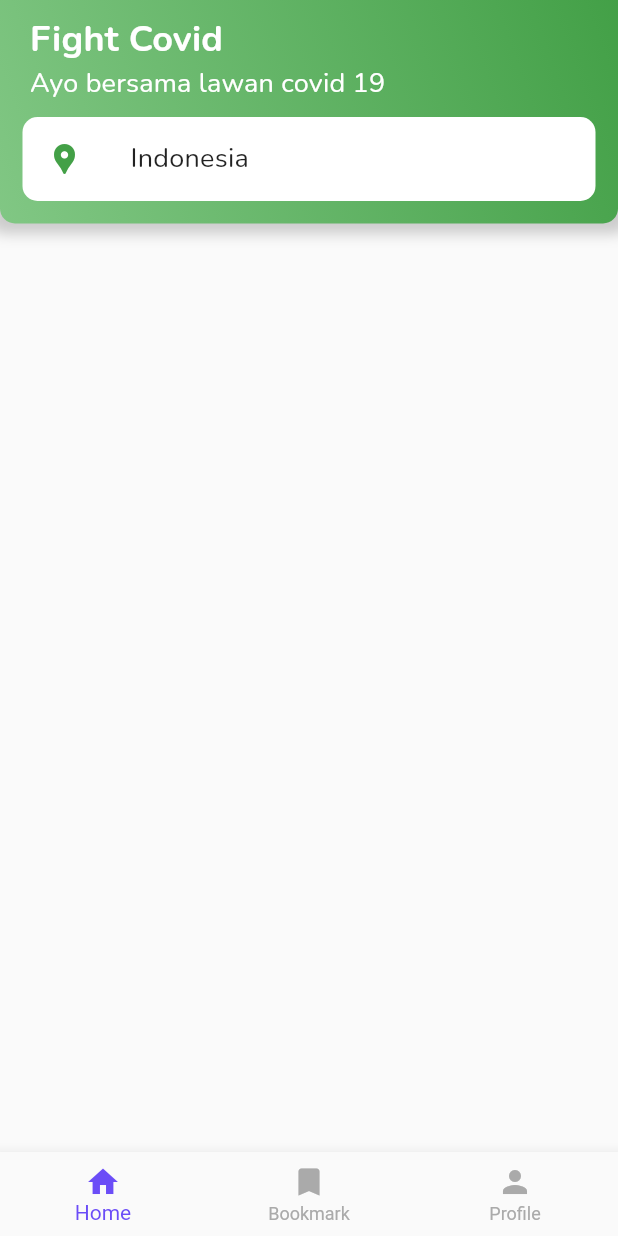
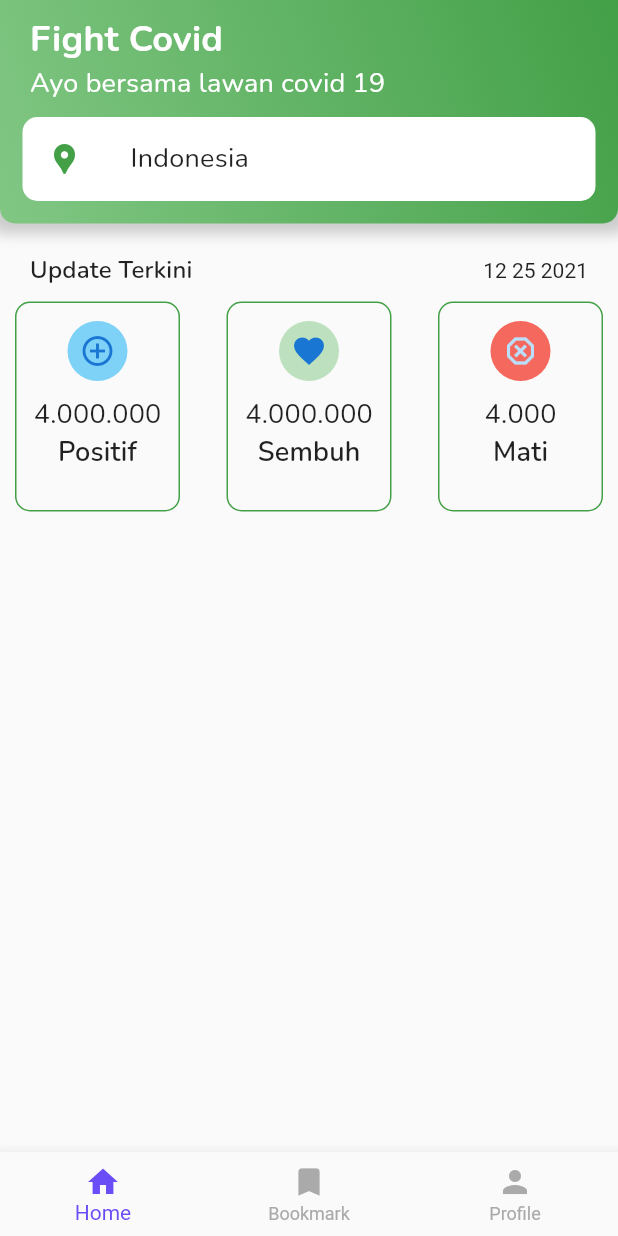
Before and after one commit to yudapratama-del/fight-covid-apps, a Flutter app: the screen it shows after launch, on a phone screen of 412 x 824 dp. Run offline on Flutter 3.47's test engine with Material 2 defaults, Android fonts, the phone set to English and light mode, and no system bars; our stand-ins replace equatable, get_it, google_fonts.

Commit message:
add Covid Data Section in Home Page

```diff
--- a/lib/persentation/pages/home_page.dart
+++ b/lib/persentation/pages/home_page.dart
@@ -60,6 +60,76 @@ class HomePage extends StatelessWidget {
       );
     }
 
+    Widget CovidDataSection(BuildContext context) {
+      Widget DataCovidItem(icon, angka, keterangan, iconColor) {
+        return Container(
+          width: 110,
+          height: 140,
+          padding: EdgeInsets.all(5),
+          decoration: BoxDecoration(
+            borderRadius: BorderRadius.circular(10),
+            border: Border.all(
+              color: kDeepGreen,
+              width: 1,
+            ),
+          ),
+          child: Column(
+            crossAxisAlignment: CrossAxisAlignment.center,
+            children: [
+              Container(
+                margin: EdgeInsets.only(top: 7, bottom: 10),
+                child: CircleAvatar(
+                  backgroundColor: iconColor,
+                  child: Icon(icon),
+                ),
+              ),
+              Text(
+                angka,
+                style: kHeading6,
+              ),
+              Text(
+                keterangan,
+                style: kHeading6.copyWith(fontWeight: FontWeight.w600),
+              )
+            ],
+          ),
+        );
+      }
+
+      return Container(
+        margin: EdgeInsets.all(10),
+        height: 180,
+        child: Column(
+          children: [
+            Container(
+              margin: EdgeInsets.only(bottom: 10, left: 10, right: 10),
+              child: Row(
+                mainAxisAlignment: MainAxisAlignment.spaceBetween,
+                children: [
+                  Text(
+                    "Update Terkini",
+                    style: kSubtitle.copyWith(fontWeight: FontWeight.w600),
+                  ),
+                  Text("12 25 2021")
+                ],
+              ),
+            ),
+            Row(
+              mainAxisAlignment: MainAxisAlignment.spaceBetween,
+              children: [
+                DataCovidItem(Icons.add_circle_outline_outlined, "4.000.000", "Positif",
+                    Colors.lightBlue.withOpacity(0.5)),
+                DataCovidItem(
+                    Icons.favorite, "4.000.000", "Sembuh", kLightGreen.withOpacity(0.5)),
+                DataCovidItem(
+                    Icons.dangerous_outlined, "4.000", "Mati", Colors.red.withOpacity(0.8)),
+              ],
+            ),
+          ],
+        ),
+      );
+    }
+
   @override
   Widget build(BuildContext context) {
     return Scaffold(
@@ -67,7 +137,7 @@ class HomePage extends StatelessWidget {
         child: ListView(
           children: [
             HomePageHeader(context),
-            // CovidDataSection(context),
+            CovidDataSection(context),
             // HomePageBanner(context),
             // InformationSection(context),
           ],
```
